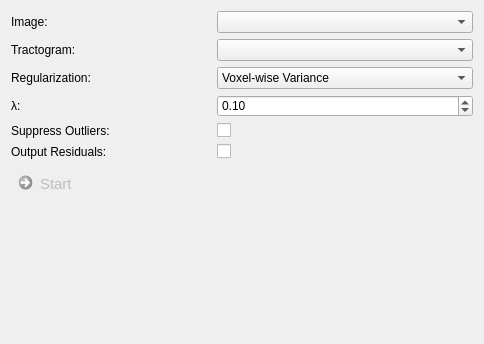
First picture: the form in Plugins/org.mitk.gui.qt.diffusionimaging.fiberprocessing/src/internal/QmitkFiberFitViewControls.ui, repository MITK/MITK, before the edit; both pictures show x 0 to 484 and y 0 to 344 of the 484 by 574 pixel window.
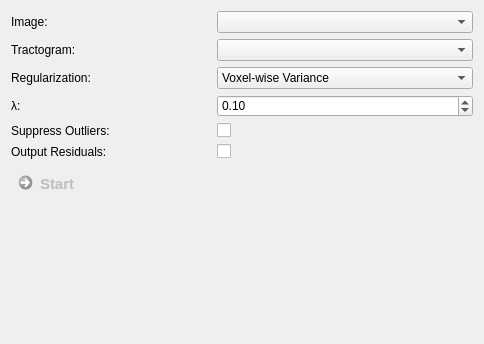
Second picture: the form after the edit. Custom widgets are drawn as their Qt base class.

```diff
--- a/Plugins/org.mitk.gui.qt.diffusionimaging.fiberprocessing/src/internal/QmitkFiberFitViewControls.ui
+++ b/Plugins/org.mitk.gui.qt.diffusionimaging.fiberprocessing/src/internal/QmitkFiberFitViewControls.ui
@@ -15,7 +15,7 @@
   </property>
   <property name="styleSheet">
    <string>QCommandLinkButton {
-  font-weight: normal;
+  font-weight: lighter;
 }
 
 QCommandLinkButton:disabled {
@@ -24,7 +24,6 @@
 }
 
 QToolBox::tab {
-  border: 1px solid #434346;
   font-weight: bold;
 }
 
@@ -34,20 +33,15 @@
 }
 
 QToolBox::tab:selected {
-  background-color: #1c97ea;
-  border: 1px solid #1c97ea;
   font-weight: bold;
 }
 
 QGroupBox {
-  border: 1px solid #434346;
-  background-color: #2d2d30;
-  margin-top: 8px;
-  padding-top: 8px;
+  background-color: transparent;
 }
 
 QGroupBox, QGroupBox:disabled {
-  background-color: #2d2d30;
+  background-color: transparent;
 }</string>
   </property>
   <layout class="QGridLayout" name="gridLayout_10">
```
Left out of the diff: 1 changed line with no effect on the pictures.
